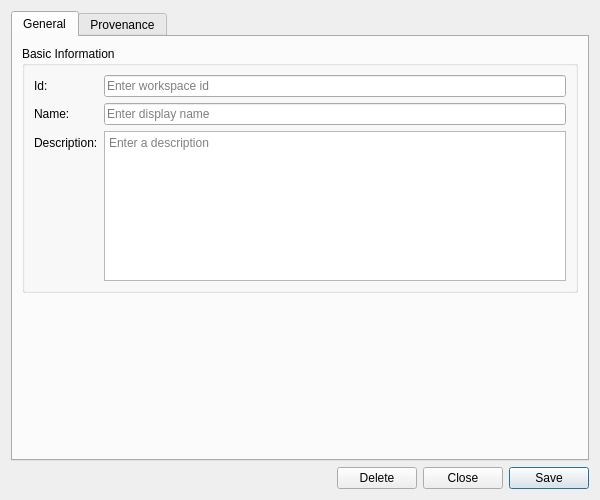
Qt form projects/ores.qt.workspace/ui/WorkspaceDetailDialog.ui (OreStudio/OreStudio) before a commit.
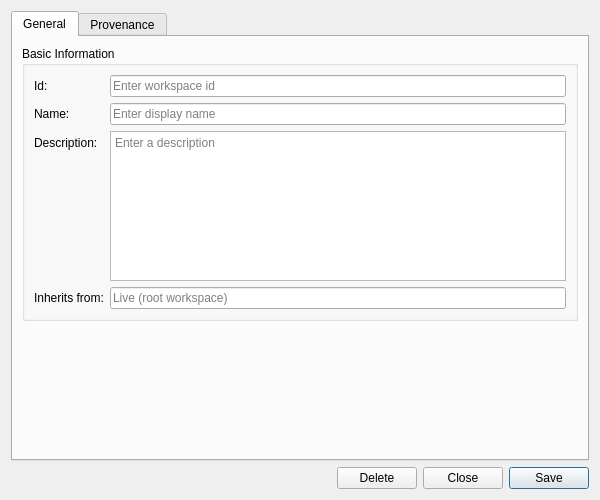
The same form after that commit. Custom widgets are drawn as their Qt base class.

Commit message: [workspace] Phase 4: Data Workshop — tree view and workspace activation

```diff
--- a/projects/ores.qt.workspace/ui/WorkspaceDetailDialog.ui
+++ b/projects/ores.qt.workspace/ui/WorkspaceDetailDialog.ui
@@ -92,6 +92,23 @@
             </property>
            </widget>
           </item>
+          <item row="3" column="0">
+           <widget class="QLabel" name="labelInheritsFrom">
+            <property name="text">
+             <string>Inherits from:</string>
+            </property>
+           </widget>
+          </item>
+          <item row="3" column="1">
+           <widget class="QLineEdit" name="inheritsFromEdit">
+            <property name="readOnly">
+             <bool>true</bool>
+            </property>
+            <property name="placeholderText">
+             <string>Live (root workspace)</string>
+            </property>
+           </widget>
+          </item>
          </layout>
         </widget>
        </item>
```
The commit also changes 6 other files.
